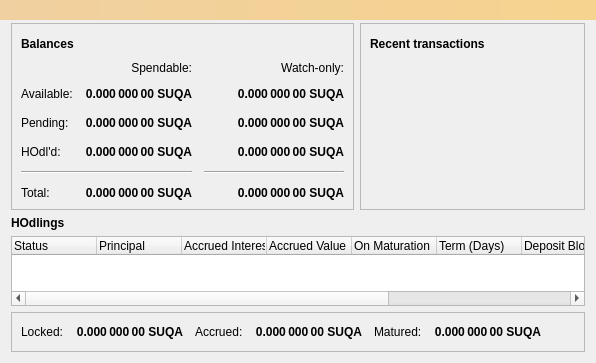
This is src/qt/forms/overviewpage.ui in crptec/SUQA-CORE-POC as Qt 5 draws it before an edit. The edited form follows.
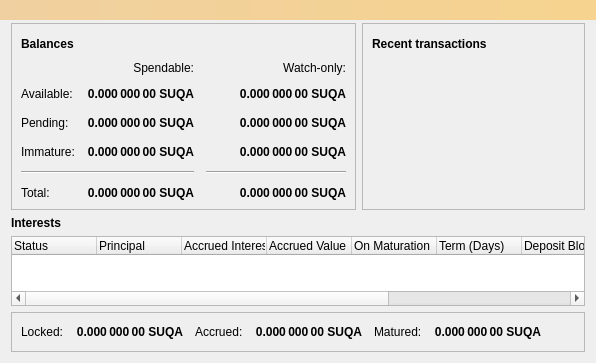
This is the edited form. Icons and pictures are not drawn.

Patch:
```diff
--- a/src/qt/forms/overviewpage.ui
+++ b/src/qt/forms/overviewpage.ui
@@ -259,7 +259,7 @@
             <item row="3" column="0">
              <widget class="QLabel" name="labelImmatureText">
               <property name="text">
-               <string>HOdl'd:</string>
+               <string>Immature:</string>
               </property>
              </widget>
             </item>
@@ -536,7 +536,7 @@
    <item>
     <widget class="QLabel" name="label">
      <property name="text">
-      <string>&lt;html&gt;&lt;head/&gt;&lt;body&gt;&lt;p&gt;&lt;span style=&quot; font-weight:600;&quot;&gt;HOdlings&lt;/span&gt;&lt;/p&gt;&lt;/body&gt;&lt;/html&gt;</string>
+      <string>&lt;html&gt;&lt;head/&gt;&lt;body&gt;&lt;p&gt;&lt;span style=&quot; font-weight:600;&quot;&gt;Interests&lt;/span&gt;&lt;/p&gt;&lt;/body&gt;&lt;/html&gt;</string>
      </property>
     </widget>
    </item>
```
Left out of the diff: 2 changed lines with no effect on the pictures.
